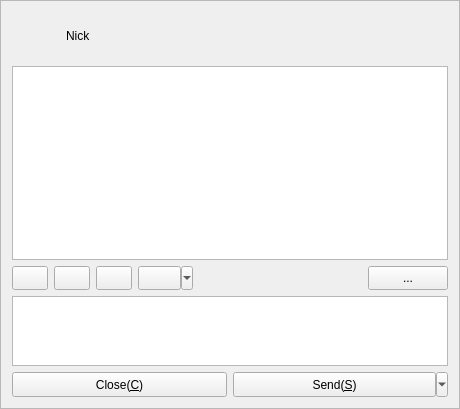
Qt form Widgets/FrmMessage/FrmMessage.ui (KangLin/RabbitIm) before a commit.
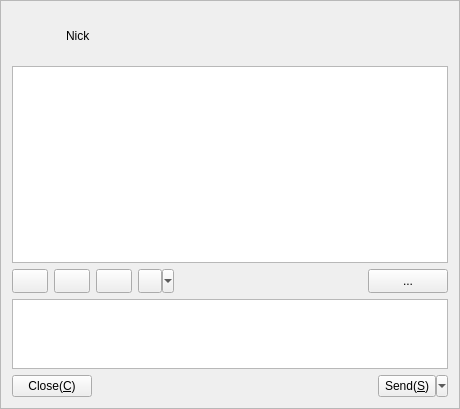
The same form after that commit. Icons and pictures are not drawn. Custom widgets are drawn as their Qt base class.

What changed in the file:
```diff
--- a/Widgets/FrmMessage/FrmMessage.ui
+++ b/Widgets/FrmMessage/FrmMessage.ui
@@ -127,6 +127,12 @@
      </item>
      <item>
       <widget class="QPushButton" name="pbSendFile">
+       <property name="sizePolicy">
+        <sizepolicy hsizetype="Preferred" vsizetype="Preferred">
+         <horstretch>0</horstretch>
+         <verstretch>0</verstretch>
+        </sizepolicy>
+       </property>
        <property name="minimumSize">
         <size>
          <width>24</width>
@@ -204,7 +210,7 @@
      <item>
       <widget class="QToolButton" name="pbShotScreen">
        <property name="sizePolicy">
-        <sizepolicy hsizetype="Minimum" vsizetype="Preferred">
+        <sizepolicy hsizetype="Preferred" vsizetype="Preferred">
          <horstretch>0</horstretch>
          <verstretch>0</verstretch>
         </sizepolicy>
@@ -243,19 +249,22 @@
       </widget>
      </item>
      <item>
-      <widget class="QLabel" name="label">
-       <property name="text">
-        <string/>
+      <spacer name="horizontalSpacer_2">
+       <property name="orientation">
+        <enum>Qt::Horizontal</enum>
        </property>
-       <property name="alignment">
-        <set>Qt::AlignRight|Qt::AlignTrailing|Qt::AlignVCenter</set>
+       <property name="sizeHint" stdset="0">
+        <size>
+         <width>40</width>
+         <height>20</height>
+        </size>
        </property>
-      </widget>
+      </spacer>
      </item>
      <item>
       <widget class="QPushButton" name="tbMore">
        <property name="sizePolicy">
-        <sizepolicy hsizetype="Fixed" vsizetype="Preferred">
+        <sizepolicy hsizetype="Preferred" vsizetype="Preferred">
          <horstretch>0</horstretch>
          <verstretch>0</verstretch>
         </sizepolicy>
@@ -294,8 +303,8 @@
       <string notr="true">&lt;!DOCTYPE HTML PUBLIC &quot;-//W3C//DTD HTML 4.0//EN&quot; &quot;http://www.w3.org/TR/REC-html40/strict.dtd&quot;&gt;
 &lt;html&gt;&lt;head&gt;&lt;meta name=&quot;qrichtext&quot; content=&quot;1&quot; /&gt;&lt;style type=&quot;text/css&quot;&gt;
 p, li { white-space: pre-wrap; }
-&lt;/style&gt;&lt;/head&gt;&lt;body style=&quot; font-family:'Ubuntu'; font-size:11pt; font-weight:400; font-style:normal;&quot;&gt;
-&lt;p style=&quot;-qt-paragraph-type:empty; margin-top:0px; margin-bottom:0px; margin-left:0px; margin-right:0px; -qt-block-indent:0; text-indent:0px; font-family:'SimSun'; font-size:9pt;&quot;&gt;&lt;br /&gt;&lt;/p&gt;&lt;/body&gt;&lt;/html&gt;</string>
+&lt;/style&gt;&lt;/head&gt;&lt;body style=&quot; font-family:'SimSun'; font-size:9pt; font-weight:400; font-style:normal;&quot;&gt;
+&lt;p style=&quot;-qt-paragraph-type:empty; margin-top:0px; margin-bottom:0px; margin-left:0px; margin-right:0px; -qt-block-indent:0; text-indent:0px;&quot;&gt;&lt;br /&gt;&lt;/p&gt;&lt;/body&gt;&lt;/html&gt;</string>
      </property>
     </widget>
    </item>
@@ -311,8 +320,8 @@
        </property>
        <property name="minimumSize">
         <size>
-         <width>77</width>
-         <height>25</height>
+         <width>0</width>
+         <height>0</height>
         </size>
        </property>
        <property name="toolTip">
@@ -333,6 +342,19 @@
        </property>
       </widget>
      </item>
+     <item>
+      <spacer name="horizontalSpacer">
+       <property name="orientation">
+        <enum>Qt::Horizontal</enum>
+       </property>
+       <property name="sizeHint" stdset="0">
+        <size>
+         <width>40</width>
+         <height>20</height>
+        </size>
+       </property>
+      </spacer>
+     </item>
      <item>
       <widget class="QToolButton" name="pbSend">
        <property name="sizePolicy">
@@ -343,8 +365,8 @@
        </property>
        <property name="minimumSize">
         <size>
-         <width>77</width>
-         <height>25</height>
+         <width>0</width>
+         <height>0</height>
         </size>
        </property>
        <property name="toolTip">
```
